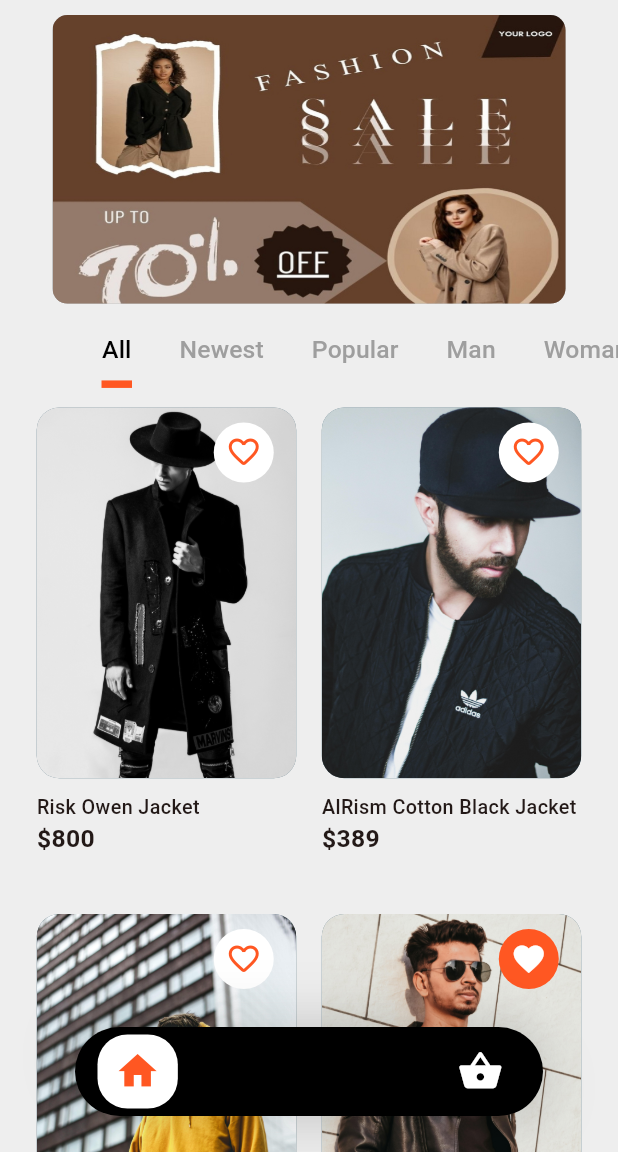
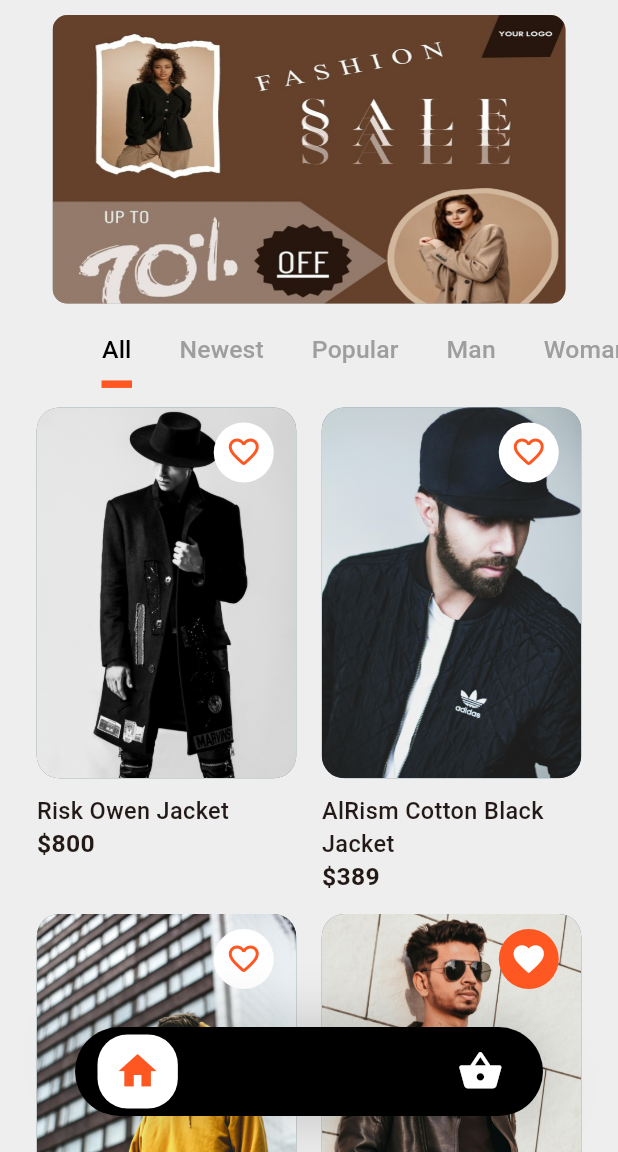
Before and after one commit to GozziCode/timo_stores, a Flutter app: the screen it shows after launch, on a phone screen of 412 x 824 dp, the part 84-1236 px from its top. Run offline on Flutter 3.47's test engine with Material 3 defaults, Android fonts, the light colour scheme and no system bars.

Commit message:
updated textsize

```diff
--- a/lib/home/screens/all_product.dart
+++ b/lib/home/screens/all_product.dart
@@ -93,7 +93,7 @@ class ProductContainer extends StatelessWidget {
         Text(
           product.name,
           style: TextStyle(
-              fontWeight: FontWeight.w500, fontSize: size.height * 0.016),
+              fontWeight: FontWeight.w500, fontSize: size.height * 0.019),
         ),
         Text(
           "\$${product.price}",
```
